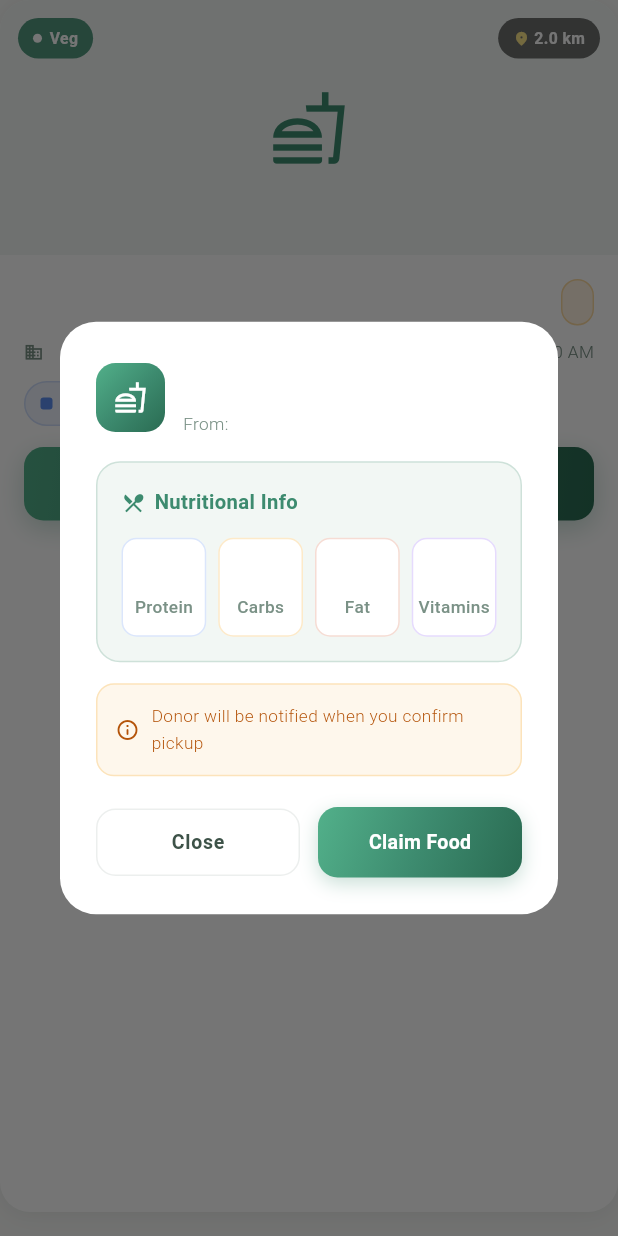
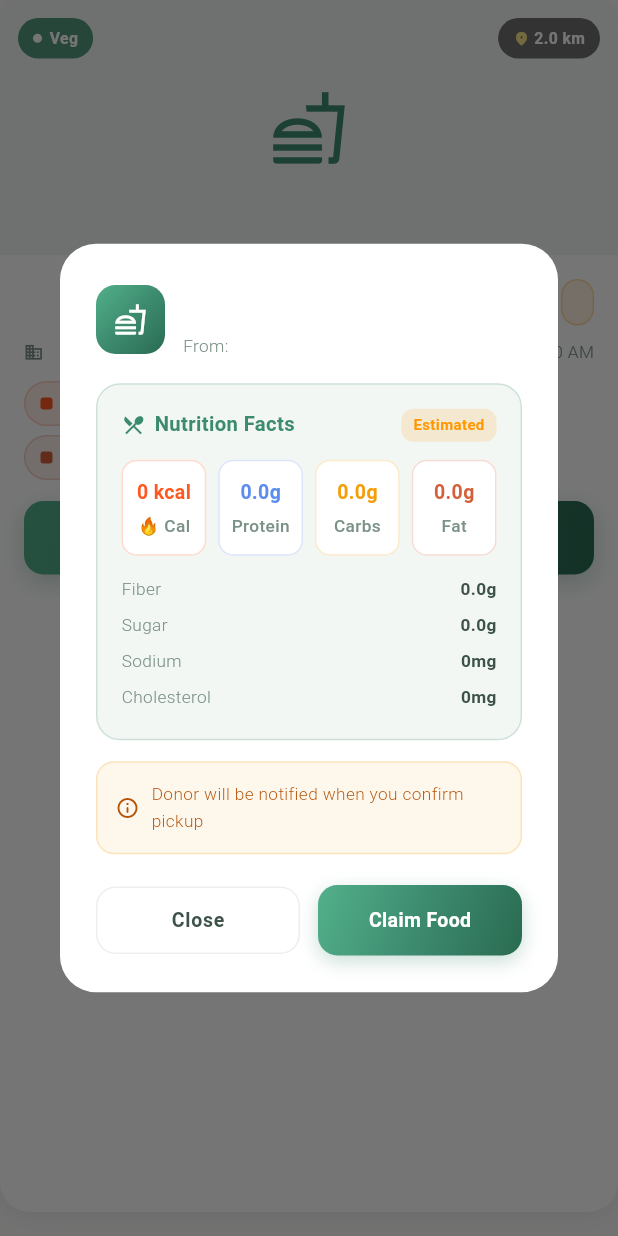
Before and after one commit to SHUBHAM-GITHUB1/ShareMeal, a Flutter app: the _FoodCard widget shown alone on an empty page, opened directly with empty values, after a tap on "CLAIM FOOD", on a phone screen of 412 x 824 dp. Run offline on Flutter 3.47's test engine with Material 3 defaults, Android fonts, the phone set to English and light mode, and no system bars; our stand-ins replace cloud_firestore, firebase_auth, firebase_core, google_sign_in; accounts and stored records are empty; network calls fail; Roboto replaces fonts that are missing (Georgia).

Commit message:
added nutrient api

```diff
--- a/lib/models/app_state.dart
+++ b/lib/models/app_state.dart
@@ -1,10 +1,6 @@
 import 'package:flutter/material.dart';
-import '../services/auth_service.dart';
+import 'package:sharemeal/services/auth_service.dart';
 
-
-
-// UserProfile is just a simple container for the logged-in user's info
-// We use this throughout the app to show name, email, role etc.
 class UserProfile {
   final String email;
   final String orgName;
@@ -18,51 +14,41 @@ class UserProfile {
     required this.role,
   });
 
-  // This is a factory constructor — it builds a UserProfile from
-  // a Firestore map (the data we get back from the database)
   factory UserProfile.fromMap(Map<String, dynamic> data) => UserProfile(
-    email:   data['email']   ?? '',   // ?? '' means "if null, use empty string"
-    orgName: data['orgName'] ?? '',
-    address: data['address'] ?? '',
-    role:    data['role']    ?? 'Donor',
-  );
+        email:   data['email']   as String? ?? '',
+        orgName: data['orgName'] as String? ?? '',
+        address: data['address'] as String? ?? '',
+        role:    data['role']    as String? ?? 'Donor',
+      );
 }
 
-// AppState is the "shared memory" of your app
-// Any widget can read from it or update it
-// When it changes, all listening widgets automatically rebuild
 class AppState with ChangeNotifier {
-  UserProfile? _currentUser;   // null = nobody logged in
+  UserProfile? _currentUser;
   bool _isDarkMode = false;
+
   final _authService = AuthService();
 
-  // Temporary stubs — will be replaced in Phase 3
-  final List<dynamic> allPosts = [];
-  void addPost(dynamic post) {}//dflsjdlfijdslfjlsdfa
-  void removePost(int index) {}
-
-  // ── Getters (read-only access to private variables) ──────────────
   UserProfile? get currentUser => _currentUser;
   bool get isDarkMode => _isDarkMode;
 
-  // ── Set user after login ─────────────────────────────────────────
-  // Called right after login/signup succeeds
   void setUser(UserProfile user) {
     _currentUser = user;
-    notifyListeners();   // tells all widgets "hey, data changed, rebuild!"
+    notifyListeners();
   }
 
-  // ── Toggle dark/light mode ───────────────────────────────────────
+  void clearUser() {
+    _currentUser = null;
+    notifyListeners();
+  }
+
   void toggleTheme() {
     _isDarkMode = !_isDarkMode;
     notifyListeners();
   }
 
-  // ── Logout ───────────────────────────────────────────────────────
-  // Signs out from Firebase AND clears local state
   Future<void> logout() async {
-    await _authService.signOut();   // Firebase signout
-    _currentUser = null;            // clear local user
-    notifyListeners();              // rebuild all widgets
+    await _authService.signOut();
+    _currentUser = null;
+    notifyListeners();
   }
 }
--- a/lib/models/nutrient_data.dart
+++ b/lib/models/nutrient_data.dart
@@ -1,36 +1,140 @@
 class NutrientInfo {
-  final String protein;
-  final String carbs;
-  final String fat;
-  final String vitamins;
+  final double calories;
+  final double protein;
+  final double carbs;
+  final double fat;
+  final double fiber;
+  final double sugar;
+  final double sodium;
+  final double cholesterol;
+  final double servingSize;
+  final String source; // 'api' | 'local'
 
   const NutrientInfo({
+    required this.calories,
     required this.protein,
     required this.carbs,
     required this.fat,
-    required this.vitamins,
+    required this.fiber,
+    required this.sugar,
+    required this.sodium,
+    required this.cholesterol,
+    required this.servingSize,
+    this.source = 'local',
   });
+
+  // ── Firestore serialization ───────────────────────────────────────
+  Map<String, dynamic> toMap() => {
+        'calories':    calories,
+        'protein':     protein,
+        'carbs':       carbs,
+        'fat':         fat,
+        'fiber':       fiber,
+        'sugar':       sugar,
+        'sodium':      sodium,
+        'cholesterol': cholesterol,
+        'servingSize': servingSize,
+        'source':      source,
+      };
+
+  factory NutrientInfo.fromMap(Map<String, dynamic> m) => NutrientInfo(
+        calories:    (m['calories']    as num? ?? 0).toDouble(),
+        protein:     (m['protein']     as num? ?? 0).toDouble(),
+        carbs:       (m['carbs']       as num? ?? 0).toDouble(),
+        fat:         (m['fat']         as num? ?? 0).toDouble(),
+        fiber:       (m['fiber']       as num? ?? 0).toDouble(),
+        sugar:       (m['sugar']       as num? ?? 0).toDouble(),
+        sodium:      (m['sodium']      as num? ?? 0).toDouble(),
+        cholesterol: (m['cholesterol'] as num? ?? 0).toDouble(),
+        servingSize: (m['servingSize'] as num? ?? 100).toDouble(),
+        source:      m['source']       as String? ?? 'local',
+      );
+
+  // ── Display strings ───────────────────────────────────────────────
+  String get caloriesStr    => '${calories.toStringAsFixed(0)} kcal';
+  String get proteinStr     => '${protein.toStringAsFixed(1)}g';
+  String get carbsStr       => '${carbs.toStringAsFixed(1)}g';
+  String get fatStr         => '${fat.toStringAsFixed(1)}g';
+  String get fiberStr       => '${fiber.toStringAsFixed(1)}g';
+  String get sugarStr       => '${sugar.toStringAsFixed(1)}g';
+  String get sodiumStr      => '${sodium.toStringAsFixed(0)}mg';
+  String get cholesterolStr => '${cholesterol.toStringAsFixed(0)}mg';
+  String get servingSizeStr => '${servingSize.toStringAsFixed(0)}g';
 }
 
+// ── Local fallback database (USDA / IFCT verified, per 100g) ─────────────────
 class NutrientData {
-  static const Map<String, NutrientInfo> _foodNutrients = {
-    'rice': NutrientInfo(protein: '2.7g', carbs: '28g', fat: '0.3g', vitamins: 'B1, B3'),
-    'dal': NutrientInfo(protein: '9g', carbs: '20g', fat: '0.8g', vitamins: 'B9, B1'),
-    'roti': NutrientInfo(protein: '3g', carbs: '15g', fat: '0.4g', vitamins: 'B1, B3'),
-    'curry': NutrientInfo(protein: '4g', carbs: '8g', fat: '2g', vitamins: 'A, C'),
-    'vegetable': NutrientInfo(protein: '2g', carbs: '5g', fat: '0.2g', vitamins: 'A, C, K'),
-    'fruit': NutrientInfo(protein: '1g', carbs: '12g', fat: '0.3g', vitamins: 'C, A'),
-    'bread': NutrientInfo(protein: '8g', carbs: '49g', fat: '3g', vitamins: 'B1, B3'),
-    'chicken': NutrientInfo(protein: '31g', carbs: '0g', fat: '3.6g', vitamins: 'B6, B12'),
-    'fish': NutrientInfo(protein: '22g', carbs: '0g', fat: '12g', vitamins: 'D, B12'),
-    'egg': NutrientInfo(protein: '13g', carbs: '1g', fat: '11g', vitamins: 'B12, D'),
+  static const Map<String, NutrientInfo> _db = {
+    // ── Staples ──────────────────────────────────────────────────────
+    'rice':      NutrientInfo(calories: 130, protein: 2.7,  carbs: 28.2, fat: 0.3,  fiber: 0.4, sugar: 0.1, sodium: 1,   cholesterol: 0,   servingSize: 100),
+    'white rice':NutrientInfo(calories: 130, protein: 2.7,  carbs: 28.2, fat: 0.3,  fiber: 0.4, sugar: 0.1, sodium: 1,   cholesterol: 0,   servingSize: 100),
+    'brown rice':NutrientInfo(calories: 123, protein: 2.6,  carbs: 25.6, fat: 0.9,  fiber: 1.8, sugar: 0.4, sodium: 5,   cholesterol: 0,   servingSize: 100),
+    'roti':      NutrientInfo(calories: 297, protein: 10.9, carbs: 53.4, fat: 3.7,  fiber: 2.7, sugar: 0.4, sodium: 2,   cholesterol: 0,   servingSize: 100),
+    'chapati':   NutrientInfo(calories: 297, protein: 10.9, carbs: 53.4, fat: 3.7,  fiber: 2.7, sugar: 0.4, sodium: 2,   cholesterol: 0,   servingSize: 100),
+    'naan':      NutrientInfo(calories: 317, protein: 8.7,  carbs: 55.0, fat: 7.0,  fiber: 2.1, sugar: 3.0, sodium: 536, cholesterol: 0,   servingSize: 100),
+    'paratha':   NutrientInfo(calories: 326, protein: 7.5,  carbs: 47.0, fat: 12.5, fiber: 2.5, sugar: 1.0, sodium: 310, cholesterol: 0,   servingSize: 100),
+    'bread':     NutrientInfo(calories: 265, protein: 9.0,  carbs: 49.0, fat: 3.2,  fiber: 2.7, sugar: 5.0, sodium: 491, cholesterol: 0,   servingSize: 100),
+
+    // ── Lentils & Legumes ─────────────────────────────────────────────
+    'dal':       NutrientInfo(calories: 116, protein: 9.0,  carbs: 20.0, fat: 0.8,  fiber: 7.9, sugar: 1.8, sodium: 6,   cholesterol: 0,   servingSize: 100),
+    'lentils':   NutrientInfo(calories: 116, protein: 9.0,  carbs: 20.0, fat: 0.4,  fiber: 7.9, sugar: 1.8, sodium: 2,   cholesterol: 0,   servingSize: 100),
+    'chana':     NutrientInfo(calories: 164, protein: 8.9,  carbs: 27.4, fat: 2.6,  fiber: 7.6, sugar: 4.8, sodium: 24,  cholesterol: 0,   servingSize: 100),
+    'rajma':     NutrientInfo(calories: 127, protein: 8.7,  carbs: 22.8, fat: 0.5,  fiber: 6.4, sugar: 0.3, sodium: 2,   cholesterol: 0,   servingSize: 100),
+
+    // ── Vegetables & Curries ──────────────────────────────────────────
+    'sabzi':     NutrientInfo(calories: 80,  protein: 2.5,  carbs: 10.0, fat: 3.5,  fiber: 3.0, sugar: 4.0, sodium: 200, cholesterol: 0,   servingSize: 100),
+    'vegetable': NutrientInfo(calories: 65,  protein: 2.0,  carbs: 13.0, fat: 0.2,  fiber: 3.5, sugar: 5.0, sodium: 50,  cholesterol: 0,   servingSize: 100),
+    'curry':     NutrientInfo(calories: 120, protein: 4.0,  carbs: 10.5, fat: 7.0,  fiber: 2.0, sugar: 3.0, sodium: 400, cholesterol: 10,  servingSize: 100),
+    'aloo':      NutrientInfo(calories: 77,  protein: 2.0,  carbs: 17.0, fat: 0.1,  fiber: 2.2, sugar: 0.8, sodium: 6,   cholesterol: 0,   servingSize: 100),
+    'potato':    NutrientInfo(calories: 77,  protein: 2.0,  carbs: 17.0, fat: 0.1,  fiber: 2.2, sugar: 0.8, sodium: 6,   cholesterol: 0,   servingSize: 100),
+    'spinach':   NutrientInfo(calories: 23,  protein: 2.9,  carbs: 3.6,  fat: 0.4,  fiber: 2.2, sugar: 0.4, sodium: 79,  cholesterol: 0,   servingSize: 100),
+    'palak':     NutrientInfo(calories: 23,  protein: 2.9,  carbs: 3.6,  fat: 0.4,  fiber: 2.2, sugar: 0.4, sodium: 79,  cholesterol: 0,   servingSize: 100),
+
+    // ── Dairy & Protein ───────────────────────────────────────────────
+    'paneer':    NutrientInfo(calories: 265, protein: 18.3, carbs: 1.2,  fat: 20.8, fiber: 0,   sugar: 1.2, sodium: 28,  cholesterol: 66,  servingSize: 100),
+    'milk':      NutrientInfo(calories: 61,  protein: 3.2,  carbs: 4.8,  fat: 3.3,  fiber: 0,   sugar: 4.8, sodium: 43,  cholesterol: 10,  servingSize: 100),
+    'curd':      NutrientInfo(calories: 61,  protein: 3.5,  carbs: 4.7,  fat: 3.3,  fiber: 0,   sugar: 4.7, sodium: 46,  cholesterol: 13,  servingSize: 100),
+    'yogurt':    NutrientInfo(calories: 61,  protein: 3.5,  carbs: 4.7,  fat: 3.3,  fiber: 0,   sugar: 4.7, sodium: 46,  cholesterol: 13,  servingSize: 100),
+    'egg':       NutrientInfo(calories: 155, protein: 13.0, carbs: 1.1,  fat: 11.0, fiber: 0,   sugar: 1.1, sodium: 124, cholesterol: 373, servingSize: 100),
+
+    // ── Meat & Fish ───────────────────────────────────────────────────
+    'chicken':   NutrientInfo(calories: 165, protein: 31.0, carbs: 0.0,  fat: 3.6,  fiber: 0,   sugar: 0,   sodium: 74,  cholesterol: 85,  servingSize: 100),
+    'mutton':    NutrientInfo(calories: 294, protein: 25.6, carbs: 0.0,  fat: 20.9, fiber: 0,   sugar: 0,   sodium: 72,  cholesterol: 97,  servingSize: 100),
+    'fish':      NutrientInfo(calories: 206, protein: 22.0, carbs: 0.0,  fat: 12.0, fiber: 0,   sugar: 0,   sodium: 61,  cholesterol: 63,  servingSize: 100),
+
+    // ── Indian Dishes ─────────────────────────────────────────────────
+    'biryani':   NutrientInfo(calories: 200, protein: 8.0,  carbs: 28.0, fat: 6.5,  fiber: 1.5, sugar: 2.0, sodium: 350, cholesterol: 30,  servingSize: 100),
+    'samosa':    NutrientInfo(calories: 308, protein: 6.0,  carbs: 32.0, fat: 17.0, fiber: 2.5, sugar: 1.5, sodium: 420, cholesterol: 5,   servingSize: 100),
+    'idli':      NutrientInfo(calories: 58,  protein: 2.0,  carbs: 11.4, fat: 0.4,  fiber: 0.5, sugar: 0.5, sodium: 150, cholesterol: 0,   servingSize: 100),
+    'dosa':      NutrientInfo(calories: 168, protein: 3.9,  carbs: 24.0, fat: 6.5,  fiber: 1.0, sugar: 1.0, sodium: 210, cholesterol: 0,   servingSize: 100),
+    'upma':      NutrientInfo(calories: 145, protein: 3.5,  carbs: 22.0, fat: 5.0,  fiber: 1.5, sugar: 1.0, sodium: 280, cholesterol: 0,   servingSize: 100),
+    'poha':      NutrientInfo(calories: 130, protein: 2.5,  carbs: 26.0, fat: 2.5,  fiber: 1.2, sugar: 1.5, sodium: 180, cholesterol: 0,   servingSize: 100),
+    'khichdi':   NutrientInfo(calories: 124, protein: 5.0,  carbs: 22.0, fat: 2.5,  fiber: 2.0, sugar: 0.5, sodium: 220, cholesterol: 0,   servingSize: 100),
+    'puri':      NutrientInfo(calories: 336, protein: 7.0,  carbs: 44.0, fat: 15.0, fiber: 1.8, sugar: 0.5, sodium: 290, cholesterol: 0,   servingSize: 100),
+
+    // ── International ─────────────────────────────────────────────────
+    'pasta':     NutrientInfo(calories: 158, protein: 5.8,  carbs: 30.9, fat: 0.9,  fiber: 1.8, sugar: 0.6, sodium: 1,   cholesterol: 0,   servingSize: 100),
+    'pizza':     NutrientInfo(calories: 266, protein: 11.0, carbs: 33.0, fat: 10.0, fiber: 2.3, sugar: 3.6, sodium: 598, cholesterol: 17,  servingSize: 100),
+    'burger':    NutrientInfo(calories: 295, protein: 17.0, carbs: 24.0, fat: 14.0, fiber: 1.3, sugar: 5.0, sodium: 396, cholesterol: 44,  servingSize: 100),
+    'sandwich':  NutrientInfo(calories: 250, protein: 11.0, carbs: 33.0, fat: 8.0,  fiber: 2.0, sugar: 4.0, sodium: 480, cholesterol: 20,  servingSize: 100),
+
+    // ── Fruits ────────────────────────────────────────────────────────
+    'banana':    NutrientInfo(calories: 89,  protein: 1.1,  carbs: 22.8, fat: 0.3,  fiber: 2.6, sugar: 12.2,sodium: 1,   cholesterol: 0,   servingSize: 100),
+    'apple':     NutrientInfo(calories: 52,  protein: 0.3,  carbs: 13.8, fat: 0.2,  fiber: 2.4, sugar: 10.4,sodium: 1,   cholesterol: 0,   servingSize: 100),
+    'mango':     NutrientInfo(calories: 60,  protein: 0.8,  carbs: 15.0, fat: 0.4,  fiber: 1.6, sugar: 13.7,sodium: 1,   cholesterol: 0,   servingSize: 100),
+    'fruit':     NutrientInfo(calories: 52,  protein: 0.3,  carbs: 13.8, fat: 0.2,  fiber: 2.4, sugar: 10.4,sodium: 1,   cholesterol: 0,   servingSize: 100),
   };
 
   static NutrientInfo? getNutrients(String foodItem) {
-    final key = foodItem.toLowerCase();
-    for (final entry in _foodNutrients.entries) {
-      if (key.contains(entry.key)) return entry.value;
+    final key = foodItem.toLowerCase().trim();
+    if (_db.containsKey(key)) return _db[key];
+    // Partial match — longest key that matches wins
+    String? bestKey;
+    for (final k in _db.keys) {
+      if (key.contains(k) || k.contains(key)) {
+        if (bestKey == null || k.length > bestKey.length) bestKey = k;
+      }
     }
-    return const NutrientInfo(protein: '5g', carbs: '15g', fat: '2g', vitamins: 'Mixed');
+    return bestKey != null ? _db[bestKey] : null;
   }
 }
--- a/lib/screens/ngo_dashboard.dart
+++ b/lib/screens/ngo_dashboard.dart
@@ -1,12 +1,11 @@
 import 'package:flutter/material.dart';
 import 'package:provider/provider.dart';
 import 'package:intl/intl.dart';
-import '../models/app_state.dart';
-import '../models/food_post.dart';
-import '../constants/app_theme.dart';
-import 'login_screen.dart';
-import '../services/meal_service.dart';
-import 'auth_wrapper.dart';
+import 'package:sharemeal/models/app_state.dart';
+import 'package:sharemeal/models/food_post.dart';
+import 'package:sharemeal/constants/app_theme.dart';
+import 'package:sharemeal/screens/login_screen.dart';
+import 'package:sharemeal/services/meal_service.dart';
 
 class NGODashboard extends StatefulWidget {
   const NGODashboard({super.key});
@@ -187,10 +186,10 @@ class _FoodCard extends StatelessWidget {
             if (post.nutrients != null) ...[
               const SizedBox(height: 10),
               Wrap(spacing: 6, runSpacing: 6, children: [
-                _NutrientChip('Protein',  post.nutrients!.protein,  const Color(0xFF5B8DEF)),
-                _NutrientChip('Carbs',    post.nutrients!.carbs,    AppColors.amber),
-                _NutrientChip('Fat',      post.nutrients!.fat,      AppColors.terr),
-                _NutrientChip('Vitamins', post.nutrients!.vitamins, const Color(0xFF8B5CF6)),
+                _NutrientChip('🔥 Cal',  post.nutrients!.caloriesStr, Colors.deepOrange),
+                _NutrientChip('Protein', post.nutrients!.proteinStr,  const Color(0xFF5B8DEF)),
+                _NutrientChip('Carbs',   post.nutrients!.carbsStr,    AppColors.amber),
+                _NutrientChip('Fat',     post.nutrients!.fatStr,      AppColors.terr),
               ]),
             ],
 
@@ -270,25 +269,47 @@ class _FoodCard extends StatelessWidget {
                     const Icon(Icons.local_dining_outlined,
                         color: AppColors.sage, size: 16),
                     const SizedBox(width: 6),
-                    Text('Nutritional Info',
+                    Text('Nutrition Facts',
                         style: AppTextStyles.body.copyWith(
                             fontWeight: FontWeight.w700,
                             color: AppColors.sage)),
+                    const Spacer(),
+                    Container(
+                      padding: const EdgeInsets.symmetric(horizontal: 8, vertical: 3),
+                      decoration: BoxDecoration(
+                        color: post.nutrients!.source == 'api'
+                            ? Colors.green.withOpacity(0.15)
+                            : Colors.orange.withOpacity(0.15),
+                        borderRadius: BorderRadius.circular(8),
+                      ),
+                      child: Text(
+                        post.nutrients!.source == 'api' ? 'Live API' : 'Estimated',
+                        style: TextStyle(
+                          fontSize: 10,
+                          fontWeight: FontWeight.w700,
+                          color: post.nutrients!.source == 'api'
+                              ? Colors.green : Colors.orange,
+                        ),
+                      ),
+                    ),
                   ]),
                   const SizedBox(height: 12),
                   Row(children: [
-                    Expanded(child: _NutrientBox('Protein',
-                        post.nutrients!.protein, const Color(0xFF5B8DEF))),
+                    Expanded(child: _NutrientBox('🔥 Cal',    post.nutrients!.caloriesStr, Colors.deepOrange)),
                     const SizedBox(width: 8),
-                    Expanded(child: _NutrientBox('Carbs',
-                        post.nutrients!.carbs, AppColors.amber)),
+                    Expanded(child: _NutrientBox('Protein', post.nutrients!.proteinStr,  const Color(0xFF5B8DEF))),
                     const SizedBox(width: 8),
-                    Expanded(child: _NutrientBox('Fat',
-                        post.nutrients!.fat, AppColors.terr)),
+                    Expanded(child: _NutrientBox('Carbs',   post.nutrients!.carbsStr,    AppColors.amber)),
                     const SizedBox(width: 8),
-                    Expanded(child: _NutrientBox('Vitamins',
-                        post.nutrients!.vitamins, const Color(0xFF8B5CF6))),
+                    Expanded(child: _NutrientBox('Fat',     post.nutrients!.fatStr,      AppColors.terr)),
                   ]),
+                  const SizedBox(height: 10),
+                  _InfoRow('Fiber',       post.nutrients!.fiberStr),
+                  _InfoRow('Sugar',       post.nutrients!.sugarStr),
+                  _InfoRow('Sodium',      post.nutrients!.sodiumStr),
+                  _InfoRow('Cholesterol', post.nutrients!.cholesterolStr),
+                  if (post.nutrients!.servingSize > 0)
+                    _InfoRow('Serving',   post.nutrients!.servingSizeStr),
                 ]),
               ),
             ],
@@ -677,12 +698,32 @@ class _NutrientBox extends StatelessWidget {
         border: Border.all(color: color.withOpacity(0.22)),
       ),
       child: Column(children: [
-        Text(value, style: TextStyle(fontSize: 14,
+        Text(value, style: TextStyle(fontSize: 13,
             fontWeight: FontWeight.w700, color: color)),
         const SizedBox(height: 3),
         Text(label, style: AppTextStyles.bodySmall.copyWith(
             fontWeight: FontWeight.w500)),
       ]),
+    );
+  }
+}
+
+// ─── Info Row ─────────────────────────────────────────────────────────────────
+class _InfoRow extends StatelessWidget {
+  final String label, value;
+  const _InfoRow(this.label, this.value);
+  @override
+  Widget build(BuildContext context) {
+    return Padding(
+      padding: const EdgeInsets.symmetric(vertical: 3),
+      child: Row(
+        children: [
+          Text(label, style: AppTextStyles.bodySmall),
+          const Spacer(),
+          Text(value, style: AppTextStyles.bodySmall.copyWith(
+              fontWeight: FontWeight.w600, color: AppColors.ink2)),
+        ],
+      ),
     );
   }
 }
--- /dev/null
+++ b/lib/services/nutrition_service.dart
@@ -0,0 +1,126 @@
+import 'dart:convert';
+import 'package:http/http.dart' as http;
+import 'package:sharemeal/models/nutrient_data.dart';
+
+class NutritionService {
+  static const _ninjaKey = '4OpMPEqxMXFUpzzDAW61MohatdTYuLCw5kbjVsTv';
+  static const _ninjaUrl = 'https://api.api-ninjas.com/v1/nutrition';
+  static const _offUrl   = 'https://world.openfoodfacts.org/cgi/search.pl';
+
+  Future<NutrientInfo> getNutrients(String foodItem) async {
+    // 1️⃣ Try API Ninjas
+    final ninja = await _fromNinjas(foodItem);
+    if (ninja != null && _isValid(ninja, foodItem)) return ninja;
+
+    // 2️⃣ Try Open Food Facts
+    final off = await _fromOpenFoodFacts(foodItem);
+    if (off != null && _isValid(off, foodItem)) return off;
+
+    // 3️⃣ Local DB → generic default
+    return NutrientData.getNutrients(foodItem) ??
+        const NutrientInfo(
+          calories: 150, protein: 5.0, carbs: 20.0, fat: 4.0,
+          fiber: 2.0,    sugar: 3.0,   sodium: 100,  cholesterol: 0,
+          servingSize: 100, source: 'local',
+        );
+  }
+
+  // Zero-carb foods that genuinely have no carbs (pure proteins/fats)
+  static const _zeroCarbFoods = {
+    'chicken', 'mutton', 'beef', 'pork', 'lamb', 'fish', 'salmon',
+    'tuna', 'prawn', 'shrimp', 'egg', 'butter', 'ghee', 'oil',
+  };
+
+  /// Valid = calories > 0 AND carbs > 0, UNLESS it's a known zero-carb food.
+  bool _isValid(NutrientInfo n, String foodItem) {
+    if (n.calories == 0) return false;
+    if (n.carbs > 0) return true;
+    // carbs == 0: only accept if it's a known zero-carb food
+    final key = foodItem.toLowerCase();
+    return _zeroCarbFoods.any((f) => key.contains(f));
+  }
+
+  // ── API Ninjas ────────────────────────────────────────────────────
+  Future<NutrientInfo?> _fromNinjas(String foodItem) async {
+    try {
+      final uri = Uri.parse(
+          '$_ninjaUrl?query=${Uri.encodeComponent(foodItem)}');
+      final res = await http
+          .get(uri, headers: {'X-Api-Key': _ninjaKey})
+          .timeout(const Duration(seconds: 8));
+      if (res.statusCode == 200) {
+        final data = jsonDecode(res.body) as List<dynamic>;
+        if (data.isNotEmpty) return _aggregateNinja(data);
+      }
+    } catch (_) {}
+    return null;
+  }
+
+  NutrientInfo _aggregateNinja(List<dynamic> items) {
+    double cal = 0, pro = 0, carb = 0, fat = 0;
+    double fib = 0, sug = 0, sod = 0, cho = 0, srv = 0;
+    for (final raw in items) {
+      final m = raw as Map<String, dynamic>;
+      cal  += (m['calories']              as num? ?? 0).toDouble();
+      pro  += (m['protein_g']             as num? ?? 0).toDouble();
+      carb += (m['carbohydrates_total_g'] as num? ?? 0).toDouble();
+      fat  += (m['fat_total_g']           as num? ?? 0).toDouble();
+      fib  += (m['fiber_g']               as num? ?? 0).toDouble();
+      sug  += (m['sugar_g']               as num? ?? 0).toDouble();
+      sod  += (m['sodium_mg']             as num? ?? 0).toDouble();
+      cho  += (m['cholesterol_mg']        as num? ?? 0).toDouble();
+      srv  += (m['serving_size_g']        as num? ?? 100).toDouble();
+    }
+    return NutrientInfo(
+      calories: cal, protein: pro, carbs: carb, fat: fat,
+      fiber: fib, sugar: sug, sodium: sod, cholesterol: cho,
+      servingSize: srv, source: 'api',
+    );
+  }
+
+  // ── Open Food Facts ───────────────────────────────────────────────
+  Future<NutrientInfo?> _fromOpenFoodFacts(String foodItem) async {
+    try {
+      final uri = Uri.parse(_offUrl).replace(queryParameters: {
+        'search_terms': foodItem,
+        'search_simple': '1',
+        'action': 'process',
+        'json': '1',
+        'page_size': '3',
+        'fields': 'nutriments,product_name',
+      });
+      final res = await http
+          .get(uri, headers: {'User-Agent': 'ShareMeal/1.0'})
+          .timeout(const Duration(seconds: 10));
+      if (res.statusCode != 200) return null;
+
+      final body = jsonDecode(res.body) as Map<String, dynamic>;
+      final products = body['products'] as List<dynamic>? ?? [];
+      if (products.isEmpty) return null;
+
+      // Pick first product that has calorie data
+      for (final p in products) {
+        final n = (p as Map<String, dynamic>)['nutriments']
+            as Map<String, dynamic>?;
+        if (n == null) continue;
+        final cal = (n['energy-kcal_100g'] as num? ??
+                     n['energy-kcal']      as num? ?? 0).toDouble();
+        if (cal == 0) continue;
+
+        return NutrientInfo(
+          calories:    cal,
+          protein:     (n['proteins_100g']      as num? ?? 0).toDouble(),
+          carbs:       (n['carbohydrates_100g'] as num? ?? 0).toDouble(),
+          fat:         (n['fat_100g']           as num? ?? 0).toDouble(),
+          fiber:       (n['fiber_100g']         as num? ?? 0).toDouble(),
+          sugar:       (n['sugars_100g']        as num? ?? 0).toDouble(),
+          sodium:      ((n['sodium_100g']       as num? ?? 0) * 1000).toDouble(),
+          cholesterol: (n['cholesterol_100g']   as num? ?? 0).toDouble(),
+          servingSize: 100,
+          source:      'api',
+        );
+      }
+    } catch (_) {}
+    return null;
+  }
+}
--- a/pubspec.yaml
+++ b/pubspec.yaml
@@ -18,6 +18,7 @@ dependencies:
   firebase_auth: ^5.3.1
   google_sign_in: ^6.2.1
   cloud_firestore: ^5.4.4
+  http: ^1.2.0
 
 dev_dependencies:
   flutter_test:
```
Also changed, not shown: lib/models/food_post.dart (+38 -9 lines), lib/screens/donor_dashboard.dart (+9 -14 lines), lib/services/meal_service.dart (+12 -4 lines), pubspec.lock.
